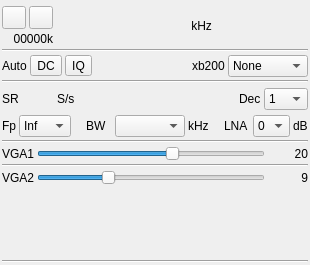
The window that plugins/samplesource/bladerf1input/bladerf1inputgui.ui (f4exb/sdrangel) describes before a commit, drawn with Qt 5.
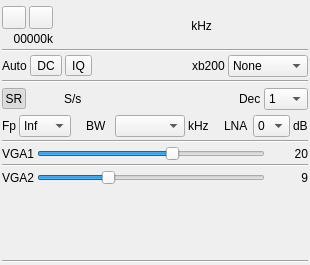
The same window after the commit. Icons and pictures are not drawn. Custom widgets are drawn as their Qt base class.

Commit message: BladeRF1 input: implemented baseband or device sample rate input option

The edit to the form file:
```diff
--- a/plugins/samplesource/bladerf1input/bladerf1inputgui.ui
+++ b/plugins/samplesource/bladerf1input/bladerf1inputgui.ui
@@ -303,16 +303,31 @@
       <number>2</number>
      </property>
      <item>
-      <widget class="QLabel" name="samplerateLabel">
-       <property name="sizePolicy">
-        <sizepolicy hsizetype="Maximum" vsizetype="Preferred">
-         <horstretch>0</horstretch>
-         <verstretch>0</verstretch>
-        </sizepolicy>
+      <widget class="QToolButton" name="sampleRateMode">
+       <property name="minimumSize">
+        <size>
+         <width>24</width>
+         <height>0</height>
+        </size>
+       </property>
+       <property name="maximumSize">
+        <size>
+         <width>24</width>
+         <height>16777215</height>
+        </size>
+       </property>
+       <property name="toolTip">
+        <string>Toggle between device to host (SR) and base band (BB) sample rate input</string>
        </property>
        <property name="text">
         <string>SR</string>
        </property>
+       <property name="checkable">
+        <bool>true</bool>
+       </property>
+       <property name="checked">
+        <bool>true</bool>
+       </property>
       </widget>
      </item>
      <item>
```
Left out of the diff: 2 changed lines with no effect on the pictures. The commit also changes 2 other files.
